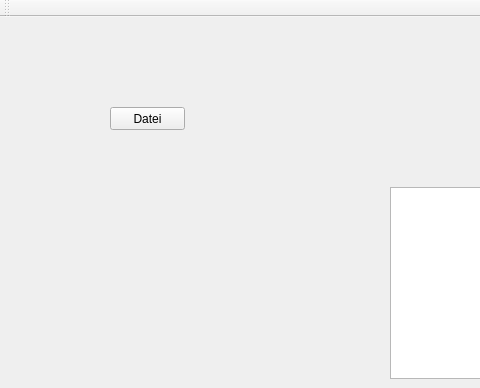
Above: mainwindow.ui from HTLWIENWEST-POS-HEIA/git_test03 before the change; both pictures show x 0 to 480 and y 0 to 388 of the 744 by 504 pixel window. Below: the same form after it.
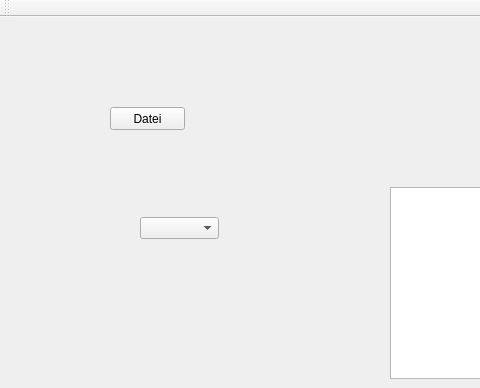
That is the form after the change.

Commit message: was dazugegeben (toolbox)

What changed in the file:
```diff
--- a/mainwindow.ui
+++ b/mainwindow.ui
@@ -50,6 +50,16 @@
      <string>Datei</string>
     </property>
    </widget>
+   <widget class="QComboBox" name="comboBox">
+    <property name="geometry">
+     <rect>
+      <x>140</x>
+      <y>200</y>
+      <width>79</width>
+      <height>22</height>
+     </rect>
+    </property>
+   </widget>
   </widget>
   <widget class="QMenuBar" name="menuBar">
    <property name="geometry">
```
Left out of the diff: 2 changed lines with no effect on the pictures.
